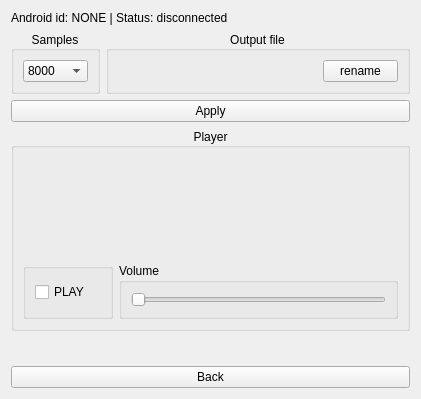
Qt form qt_server/q_settings.ui (Gabriele91/AndroidSilenceAudioRecording) before a commit.
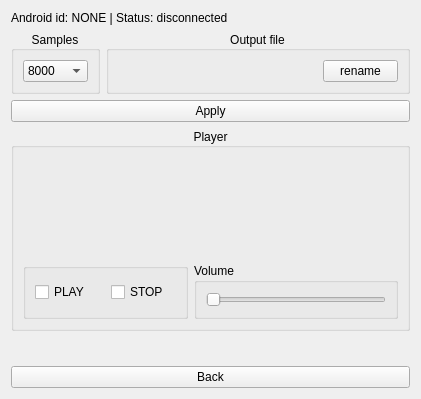
The same form after that commit. Custom widgets are drawn as their Qt base class.

Commit message: Added stop button

What changed in the file:
```diff
--- a/qt_server/q_settings.ui
+++ b/qt_server/q_settings.ui
@@ -150,14 +150,45 @@
           <property name="title">
            <string/>
           </property>
-          <layout class="QVBoxLayout" name="verticalLayout_6">
+          <layout class="QHBoxLayout" name="horizontalLayout_3">
            <item>
-            <widget class="QCheckBox" name="m_cb_play_stop">
+            <widget class="QCheckBox" name="m_cb_play_pause">
+             <property name="minimumSize">
+              <size>
+               <width>70</width>
+               <height>0</height>
+              </size>
+             </property>
+             <property name="maximumSize">
+              <size>
+               <width>70</width>
+               <height>16777215</height>
+              </size>
+             </property>
              <property name="text">
               <string>PLAY</string>
              </property>
             </widget>
            </item>
+           <item>
+            <widget class="QCheckBox" name="m_cb_stop">
+             <property name="minimumSize">
+              <size>
+               <width>65</width>
+               <height>0</height>
+              </size>
+             </property>
+             <property name="maximumSize">
+              <size>
+               <width>65</width>
+               <height>16777215</height>
+              </size>
+             </property>
+             <property name="text">
+              <string>STOP</string>
+             </property>
+            </widget>
+           </item>
           </layout>
          </widget>
         </item>
```
Left out of the diff: 18 changed lines with no effect on the pictures. The commit also changes 2 other files.
